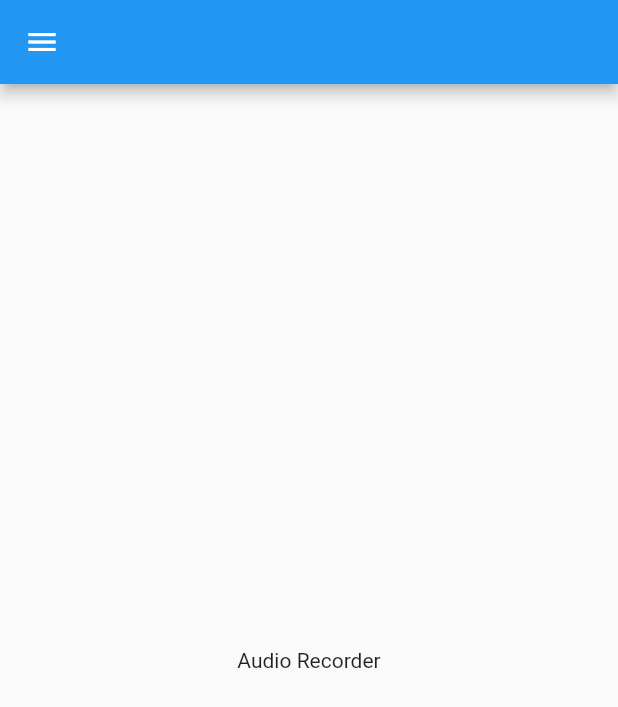
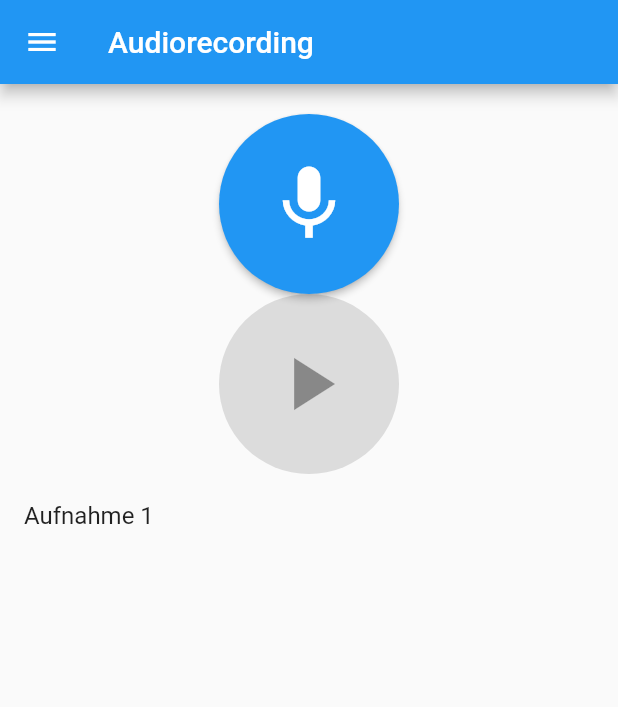
Before and after one commit to xenonv1/r2d, a Flutter app: the AudioRecorderWidget screen opened by its route, on a phone screen of 412 x 824 dp. Shown: the top 707 px of the screen. Run offline on Flutter 3.47's test engine with Material 2 defaults, Android fonts, the phone set to English and light mode, and no system bars; our stand-ins replace go_router.

Commit message:
audio record

```diff
--- a/flutter/r2d/lib/AudioRecorderWidget.dart
+++ b/flutter/r2d/lib/AudioRecorderWidget.dart
@@ -1,11 +1,166 @@
 import 'package:flutter/material.dart';
 import 'DrawerWidget.dart';
 
-class AudioRecorderWidget extends StatelessWidget {
-  const AudioRecorderWidget({super.key});
+class AudioRecorderWidget extends StatefulWidget {
+  const AudioRecorderWidget({Key? key}) : super(key: key);
+
+  @override
+  _AudioRecorderWidgetState createState() => _AudioRecorderWidgetState();
+}
+
+class _AudioRecorderWidgetState extends State<AudioRecorderWidget> {
+  bool _isRecording = false;
+  bool _isPlaying = false;
+  int _recordingCount = 1;
+  int _selectedRecordingIndex = -1;
+
+  List<String> dummyRecordings = ['Aufnahme 1'];
+
+  void _toggleRecording() {
+    setState(() {
+      _isRecording = !_isRecording;
+      _isPlaying = false; // Deaktiviere das Abspielen beim Starten der Aufnahme
+      if (_isRecording) {
+        _selectedRecordingIndex = -1; // Setze die ausgewählte Aufnahme zurück
+      }
+    });
+  }
+
+  void _togglePlaying() {
+    setState(() {
+      if (_selectedRecordingIndex != -1) {
+        _isPlaying = !_isPlaying;
+      }
+    });
+  }
+
+  void _showDialog() {
+    showDialog(
+      context: context,
+      builder: (BuildContext context) {
+        String recordingName = '';
+        return AlertDialog(
+          title: Text('Bitte gib einen Namen für die Audioaufnahme ein'),
+          content: TextField(
+            onChanged: (value) {
+              recordingName = value;
+            },
+          ),
+          actions: [
+            TextButton(
+              onPressed: () {
+                // Füge neue Aufnahme hinzu
+                setState(() {
+                  _recordingCount++;
+                  dummyRecordings.add(recordingName.isNotEmpty
+                      ? recordingName
+                      : 'Aufnahme $_recordingCount');
+                });
+                Navigator.of(context).pop();
+              },
+              child: Text('OK'),
+            ),
+          ],
+        );
+      },
+    );
+  }
+
+  void _selectRecording(int index) {
+    setState(() {
+      _selectedRecordingIndex = index;
+      _isPlaying =
+          false; // Deaktiviere das Abspielen beim Auswählen einer Aufnahme
+    });
+  }
+
+  void _deleteRecording(int index) {
+    setState(() {
+      dummyRecordings.removeAt(index);
+      _selectedRecordingIndex = -1;
+      _isPlaying =
+          false; // Deaktiviere das Abspielen nach dem Löschen einer Aufnahme
+    });
+  }
 
   @override
   Widget build(BuildContext context) {
-    return Scaffold(appBar: AppBar(), drawer: DrawerWidget(), body: Center(child: Text('Audio Recorder'),),);
+    return Scaffold(
+      appBar: AppBar(
+        title: Text('Audiorecording'),
+      ),
+      drawer: DrawerWidget(),
+      body: Column(
+        children: [
+          SizedBox(height: 20.0),
+          ElevatedButton(
+            onPressed: () {
+              _toggleRecording();
+              if (_isRecording) {
+                // Starte Aufnahme
+              } else {
+                // Stoppe Aufnahme
+                _showDialog();
+              }
+            },
+            style: ElevatedButton.styleFrom(
+              primary: _isRecording ? Colors.red : null,
+              shape: CircleBorder(),
+              padding: EdgeInsets.all(30.0),
+            ),
+            child: Icon(
+              _isRecording ? Icons.stop : Icons.mic,
+              size: 60.0,
+            ),
+          ),
+          ElevatedButton(
+            onPressed: _selectedRecordingIndex != -1 ? _togglePlaying : null,
+            style: ElevatedButton.styleFrom(
+              primary: _selectedRecordingIndex != -1
+                  ? (_isPlaying ? Colors.blue : Colors.green)
+                  : Colors.grey,
+              shape: CircleBorder(),
+              padding: EdgeInsets.all(30.0),
+            ),
+            child: Icon(
+              _isPlaying ? Icons.pause : Icons.play_arrow,
+              size: 60.0,
+            ),
+          ),
+          Expanded(
+            child: ListView.builder(
+              itemCount: dummyRecordings.length,
+              itemBuilder: (BuildContext context, int index) {
+                return Dismissible(
+                  key: Key(dummyRecordings[index]),
+                  direction: DismissDirection.startToEnd,
+                  background: Container(
+                    color: Colors.red,
+                    alignment: Alignment.centerLeft,
+                    padding: EdgeInsets.symmetric(horizontal: 20.0),
+                    child: Icon(
+                      Icons.delete,
+                      color: Colors.white,
+                    ),
+                  ),
+                  onDismissed: (direction) {
+                    _deleteRecording(index);
+                  },
+                  child: ListTile(
+                    title: Text(dummyRecordings[index]),
+                    tileColor:
+                        index == _selectedRecordingIndex ? Colors.blue : null,
+                    onTap: () {
+                      _selectRecording(index);
+                    },
+                    // Weitere Eigenschaften und Aktionen für die Aufnahmen
+                  ),
+                );
+              },
+            ),
+          ),
+        ],
+      ),
+    );
   }
 }
```
Also changed, not shown: flutter/r2d/pubspec.lock, 1 other file.
